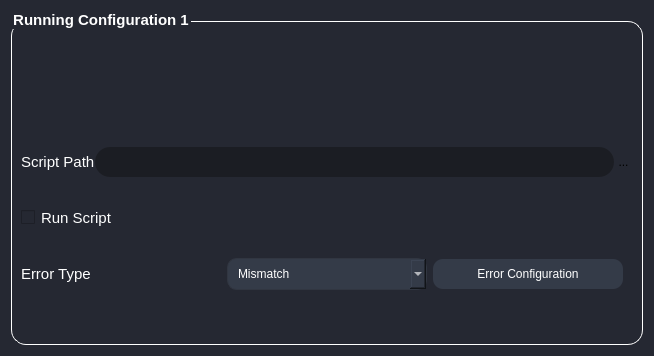
Before: the Qt Designer form src/frontend/UiFiles/RunningConfig.ui in bassant-hisham/Anomalies-Tracker-Siemens-Academy, drawn with Qt 5.
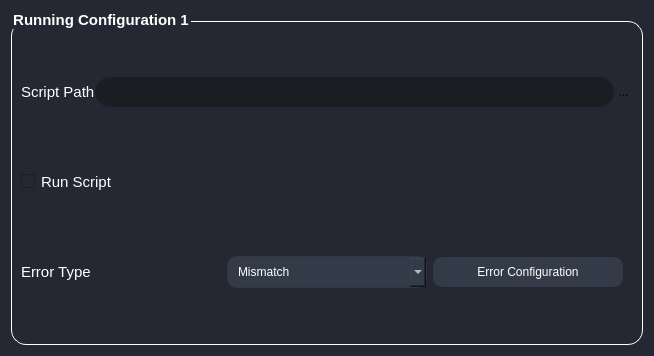
After: the same form once the commit is applied. Icons and pictures are not drawn.

Diff of the .ui file:
```diff
--- a/src/frontend/UiFiles/RunningConfig.ui
+++ b/src/frontend/UiFiles/RunningConfig.ui
@@ -267,22 +267,6 @@
         </item>
        </layout>
       </item>
-      <item>
-       <spacer name="verticalSpacer">
-        <property name="orientation">
-         <enum>Qt::Vertical</enum>
-        </property>
-        <property name="sizeType">
-         <enum>QSizePolicy::Minimum</enum>
-        </property>
-        <property name="sizeHint" stdset="0">
-         <size>
-          <width>20</width>
-          <height>20</height>
-         </size>
-        </property>
-       </spacer>
-      </item>
       <item>
        <layout class="QHBoxLayout" name="ScriptPath_horizontalLayout">
         <property name="spacing">
@@ -339,6 +323,19 @@
         </item>
        </layout>
       </item>
+      <item>
+       <spacer name="verticalSpacer_3">
+        <property name="orientation">
+         <enum>Qt::Vertical</enum>
+        </property>
+        <property name="sizeHint" stdset="0">
+         <size>
+          <width>20</width>
+          <height>8</height>
+         </size>
+        </property>
+       </spacer>
+      </item>
       <item>
        <widget class="QCheckBox" name="RunC_2">
         <property name="text">
@@ -346,6 +343,19 @@
         </property>
        </widget>
       </item>
+      <item>
+       <spacer name="verticalSpacer_4">
+        <property name="orientation">
+         <enum>Qt::Vertical</enum>
+        </property>
+        <property name="sizeHint" stdset="0">
+         <size>
+          <width>20</width>
+          <height>37</height>
+         </size>
+        </property>
+       </spacer>
+      </item>
       <item>
        <layout class="QHBoxLayout" name="ErrorType_horizontalLayout">
         <property name="topMargin">
@@ -404,12 +414,12 @@
          <enum>Qt::Vertical</enum>
         </property>
         <property name="sizeType">
-         <enum>QSizePolicy::Minimum</enum>
+         <enum>QSizePolicy::Preferred</enum>
         </property>
         <property name="sizeHint" stdset="0">
          <size>
           <width>20</width>
-          <height>20</height>
+          <height>47</height>
          </size>
         </property>
        </spacer>
```
